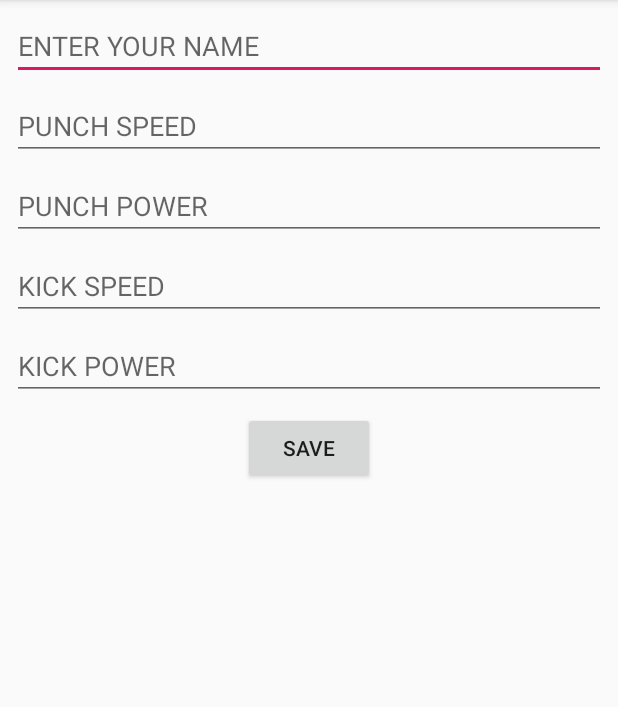
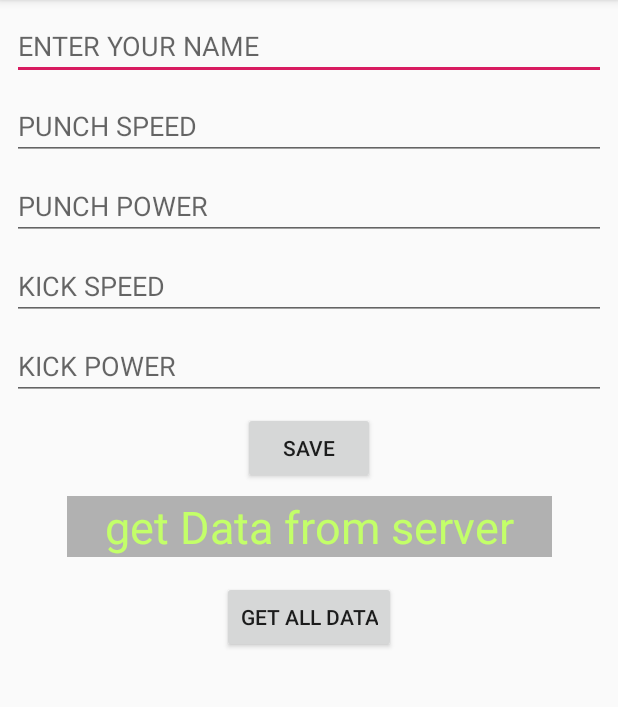
Before and after one commit to raniaALtunci/InstagramClone, an Android app: the screen it shows after launch (SignUp), on a phone screen of 412 x 824 dp, the part 84-791 px from its top. Run offline under Robolectric (Android 15) with nearby library versions, the phone set to English and light mode, and no system bars; libraries missing offline, so code that uses them is left out: com.parse; 1 statement that could not run was skipped.

Commit message:
get data from server

```diff
--- a/app/src/main/java/com/example/hatim/instagramclone/SignUp.java
+++ b/app/src/main/java/com/example/hatim/instagramclone/SignUp.java
@@ -6,15 +6,24 @@ import android.os.Bundle;
 import android.view.View;
 import android.widget.Button;
 import android.widget.EditText;
+import android.widget.TextView;
 import android.widget.Toast;
 
+import com.parse.FindCallback;
+import com.parse.GetCallback;
 import com.parse.ParseException;
 import com.parse.ParseObject;
+import com.parse.ParseQuery;
 import com.parse.SaveCallback;
 
+import java.util.List;
+
 public class SignUp extends AppCompatActivity implements View.OnClickListener{
- private Button btnSave;
+ private Button btnSave , button;
  private EditText edtName,edtPS,edtPP,edtKS,edtKP;
+ private TextView txtGetData;
+ private String allKickBoxer;
+
     @Override
     protected void onCreate(Bundle savedInstanceState) {
         super.onCreate(savedInstanceState);
@@ -26,8 +35,55 @@ public class SignUp extends AppCompatActivity implements View.OnClickListener{
         edtPP=findViewById(R.id.edtPP);
         edtKS=findViewById(R.id.edtKS);
         edtKP=findViewById(R.id.edtKP);
+        txtGetData=findViewById(R.id.txtGetData);
+        button=findViewById(R.id.button);
 
         btnSave.setOnClickListener(SignUp.this);
+        txtGetData.setOnClickListener(new View.OnClickListener() {
+            @Override
+            public void onClick(View v) {
+                ParseQuery<ParseObject> parseQuery = ParseQuery.getQuery("KickBoxer");
+                parseQuery.getInBackground("JnjIm8gCjU", new GetCallback<ParseObject>() {
+                    @Override
+                    public void done(ParseObject object, ParseException e) {
+
+                        if(object != null && e == null){
+                            txtGetData.setText(object.get("name")+ " - " + " kickSpeed : "
+                                    + object.get("kickSpeed"));
+                        }
+                    }
+                });
+            }
+        });
+
+        button.setOnClickListener(new View.OnClickListener() {
+            @Override
+            public void onClick(View v) {
+
+                ParseQuery<ParseObject> queryAll = ParseQuery.getQuery("KickBoxer");
+                queryAll.findInBackground(new FindCallback<ParseObject>() {
+                    @Override
+                    public void done(List<ParseObject> objects, ParseException e) {
+                        if(e == null ){
+                            if(objects.size() > 0){
+
+                                for(ParseObject kickBoxer : objects){
+                                    allKickBoxer = allKickBoxer + kickBoxer.get("name")+ " "
+                                            + kickBoxer.get("kickSpeed") + "\n";
+                                }
+                                Toast.makeText(SignUp.this,allKickBoxer
+                                        ,Toast.LENGTH_SHORT).show();
+                            }else{
+                                Toast.makeText(SignUp.this,e.getMessage()
+                                        ,Toast.LENGTH_SHORT).show();
+                            }
+
+                        }
+                    }
+                });
+            }
+        });
+
     }
 
 
--- a/app/src/main/res/layout/activity_sign_up.xml
+++ b/app/src/main/res/layout/activity_sign_up.xml
@@ -92,4 +92,32 @@
         app:layout_constraintStart_toStartOf="parent"
         app:layout_constraintTop_toBottomOf="@+id/edtKP" />
 
+    <TextView
+        android:id="@+id/txtGetData"
+        android:layout_width="323dp"
+        android:layout_height="wrap_content"
+        android:layout_marginStart="8dp"
+        android:layout_marginTop="8dp"
+        android:layout_marginEnd="8dp"
+        android:background="#b1b1b1"
+        android:gravity="center"
+        android:text="get Data from server"
+        android:textColor="#c3ff69"
+        android:textSize="30sp"
+        app:layout_constraintEnd_toEndOf="parent"
+        app:layout_constraintStart_toStartOf="parent"
+        app:layout_constraintTop_toBottomOf="@+id/btnSave" />
+
+    <Button
+        android:id="@+id/button"
+        android:layout_width="wrap_content"
+        android:layout_height="wrap_content"
+        android:layout_marginStart="8dp"
+        android:layout_marginTop="16dp"
+        android:layout_marginEnd="8dp"
+        android:text="get all Data"
+        app:layout_constraintEnd_toEndOf="parent"
+        app:layout_constraintStart_toStartOf="parent"
+        app:layout_constraintTop_toBottomOf="@+id/txtGetData" />
+
 </android.support.constraint.ConstraintLayout>
```
